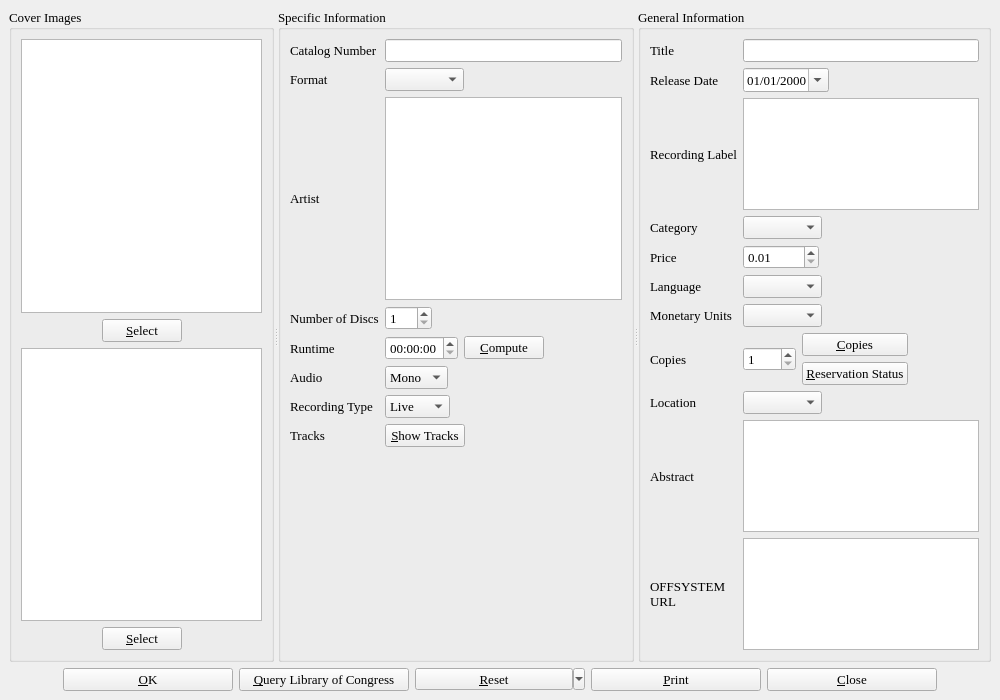
Before: the Qt Designer form cdinfo.ui in textbrowser/biblioteq, drawn with Qt 5.
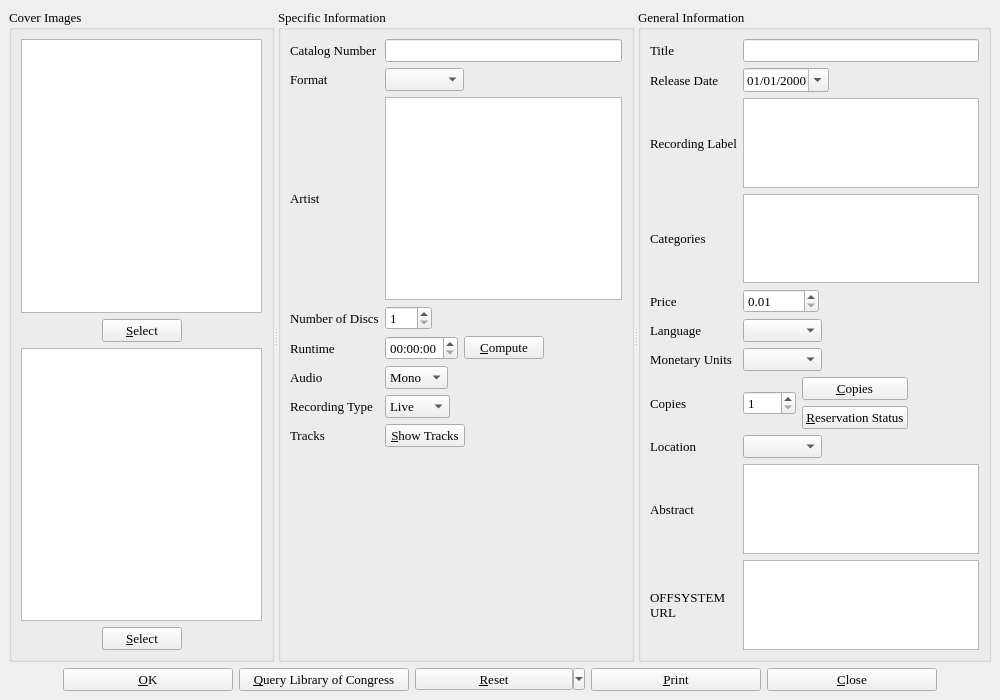
After: the same form once the commit is applied. Icons and pictures are not drawn. Custom widgets are drawn as their Qt base class.

Commit message: Implemented multiple categories (genres).

Diff of the .ui file:
```diff
--- a/cdinfo.ui
+++ b/cdinfo.ui
@@ -653,45 +653,10 @@
            </font>
           </property>
           <property name="text" >
-           <string>Category</string>
+           <string>Categories</string>
           </property>
          </widget>
         </item>
-        <item row="3" column="1" >
-         <layout class="QHBoxLayout" >
-          <item>
-           <widget class="QComboBox" name="category" >
-            <property name="font" >
-             <font>
-              <family>Times</family>
-              <pointsize>10</pointsize>
-              <weight>50</weight>
-              <italic>false</italic>
-              <bold>false</bold>
-              <underline>false</underline>
-              <strikeout>false</strikeout>
-             </font>
-            </property>
-            <property name="sizeAdjustPolicy" >
-             <enum>QComboBox::AdjustToContentsOnFirstShow</enum>
-            </property>
-           </widget>
-          </item>
-          <item>
-           <spacer>
-            <property name="orientation" >
-             <enum>Qt::Horizontal</enum>
-            </property>
-            <property name="sizeHint" >
-             <size>
-              <width>40</width>
-              <height>20</height>
-             </size>
-            </property>
-           </spacer>
-          </item>
-         </layout>
-        </item>
         <item row="4" column="0" >
          <widget class="QLabel" name="label_16" >
           <property name="font" >
@@ -1027,6 +992,19 @@
           </property>
          </widget>
         </item>
+        <item row="3" column="1" >
+         <widget class="hyperlinked_text_edit" name="category" >
+          <property name="readOnly" >
+           <bool>false</bool>
+          </property>
+          <property name="textInteractionFlags" >
+           <set>Qt::LinksAccessibleByKeyboard|Qt::LinksAccessibleByMouse|Qt::NoTextInteraction|Qt::TextBrowserInteraction|Qt::TextEditable|Qt::TextEditorInteraction|Qt::TextSelectableByKeyboard|Qt::TextSelectableByMouse</set>
+          </property>
+          <property name="openLinks" >
+           <bool>false</bool>
+          </property>
+         </widget>
+        </item>
        </layout>
       </widget>
      </widget>
```
The commit also changes 22 other files.
